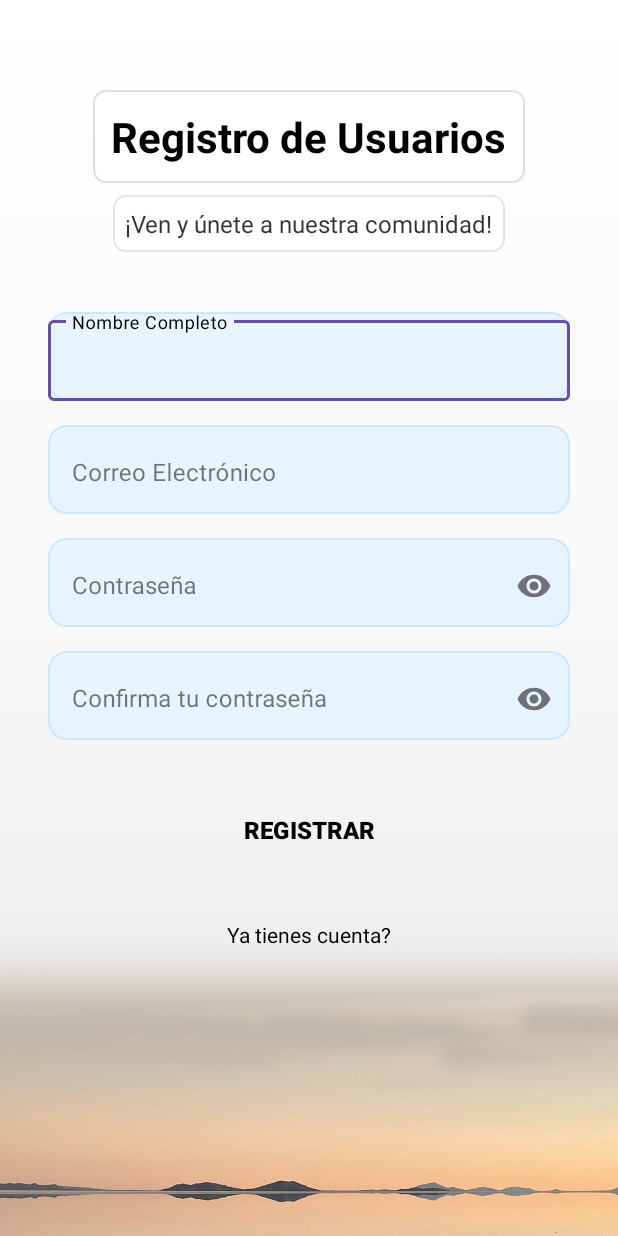
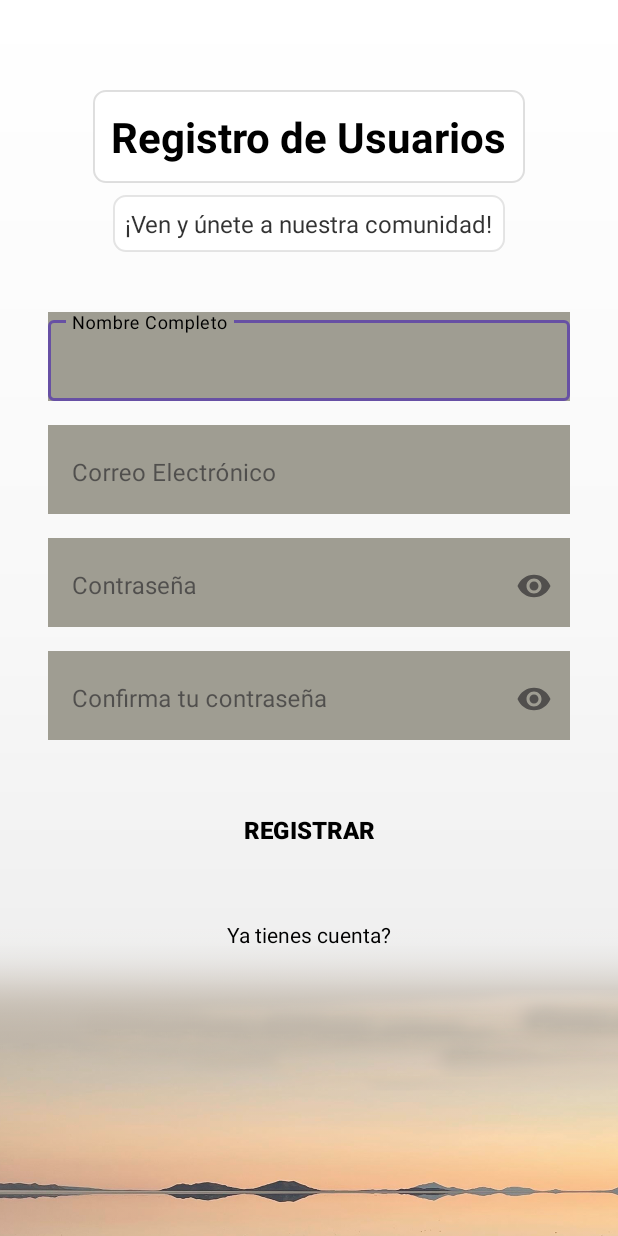
Before and after one commit to LainxGoy/SegundoCloneSegundaApp, an Android app: the RegisterActivity screen opened directly, with no data from a screen before it, on a phone screen of 412 x 824 dp. Run offline under Robolectric (Android 15) with nearby library versions, the phone set to English and light mode, and no system bars.

Commit message:
comitazo2

```diff
--- a/app/src/main/res/layout/activity_main.xml
+++ b/app/src/main/res/layout/activity_main.xml
@@ -71,6 +71,7 @@
                     style="@style/Widget.MaterialComponents.TextInputLayout.OutlinedBox"
                     android:layout_width="match_parent"
                     android:layout_height="wrap_content"
+                    android:background="@color/pink"
                     android:hint="Usuario"
                     app:startIconDrawable="@android:drawable/ic_menu_myplaces"
                     app:startIconTint="@color/black">
@@ -91,6 +92,7 @@
                     android:layout_height="wrap_content"
                     android:layout_marginTop="16dp"
                     android:hint="Contraseña"
+                    android:background="@color/pink"
                     app:endIconMode="password_toggle"
                     app:startIconDrawable="@android:drawable/ic_lock_lock"
                     app:startIconTint="@color/black">
@@ -112,7 +114,7 @@
                     android:text="Iniciar Sesión"
                     android:textSize="16sp"
                     android:textStyle="bold"
-                    app:backgroundTint="@color/black"
+                    android:background="@color/celeste"
                     app:cornerRadius="28dp" />
 
                 <LinearLayout
--- a/app/src/main/res/layout/activity_register.xml
+++ b/app/src/main/res/layout/activity_register.xml
@@ -79,7 +79,7 @@
                 android:layout_width="match_parent"
                 android:layout_height="wrap_content"
                 android:hint="Nombre Completo"
-                android:background="@drawable/input_background"
+                android:background="@color/pink"
                 app:boxBackgroundColor="@android:color/transparent"
                 app:boxStrokeWidth="0dp"
                 app:hintTextColor="@color/black"
@@ -101,7 +101,7 @@
                 android:layout_height="wrap_content"
                 android:layout_marginTop="16dp"
                 android:hint="Correo Electrónico"
-                android:background="@drawable/input_background"
+                android:background="@color/pink"
                 app:boxBackgroundColor="@android:color/transparent"
                 app:boxStrokeWidth="0dp"
                 app:hintTextColor="@color/black"
@@ -123,7 +123,7 @@
                 android:layout_height="wrap_content"
                 android:layout_marginTop="16dp"
                 android:hint="Contraseña"
-                android:background="@drawable/input_background"
+                android:background="@color/pink"
                 app:boxBackgroundColor="@android:color/transparent"
                 app:boxStrokeWidth="0dp"
                 app:hintTextColor="@color/black"
@@ -146,7 +146,7 @@
                 android:layout_height="wrap_content"
                 android:layout_marginTop="16dp"
                 android:hint="Confirma tu contraseña"
-                android:background="@drawable/input_background"
+                android:background="@color/pink"
                 app:boxBackgroundColor="@android:color/transparent"
                 app:boxStrokeWidth="0dp"
                 app:hintTextColor="@color/black"
@@ -176,7 +176,7 @@
             android:textSize="16sp"
             android:textStyle="bold"
             android:textColor="@color/black"
-            android:background="@drawable/button_gradient"
+            android:background="@color/celeste"
             app:cornerRadius="28dp"
             app:backgroundTint="@android:color/transparent"
             app:layout_constraintTop_toBottomOf="@id/inputContainer"
```
